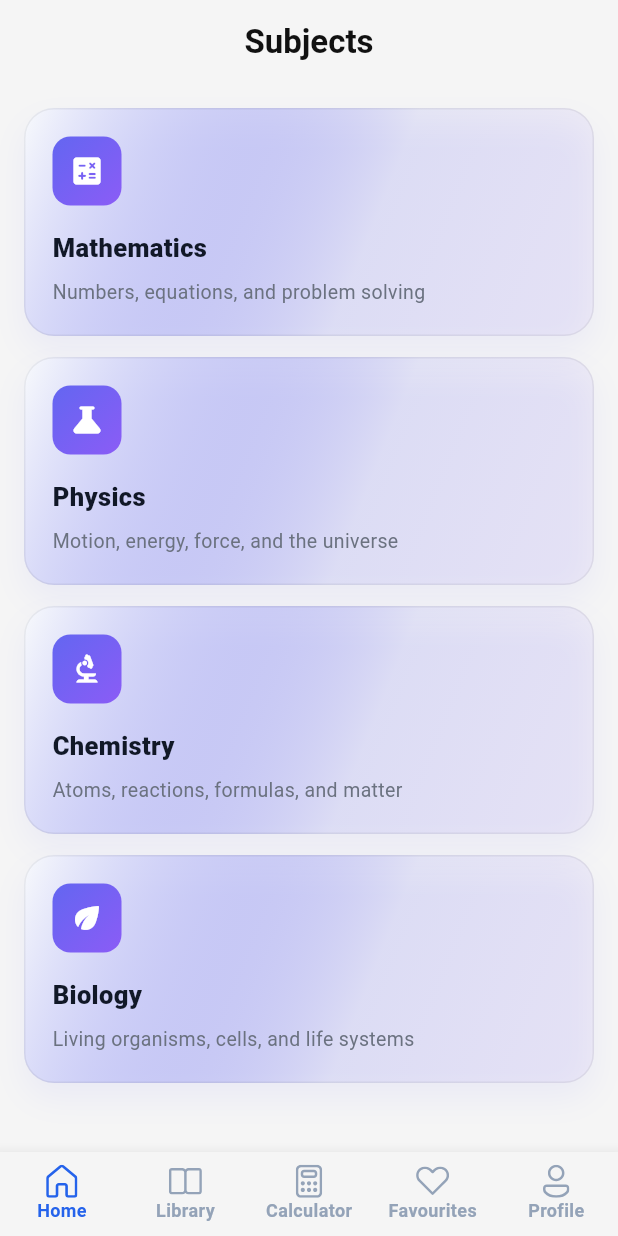
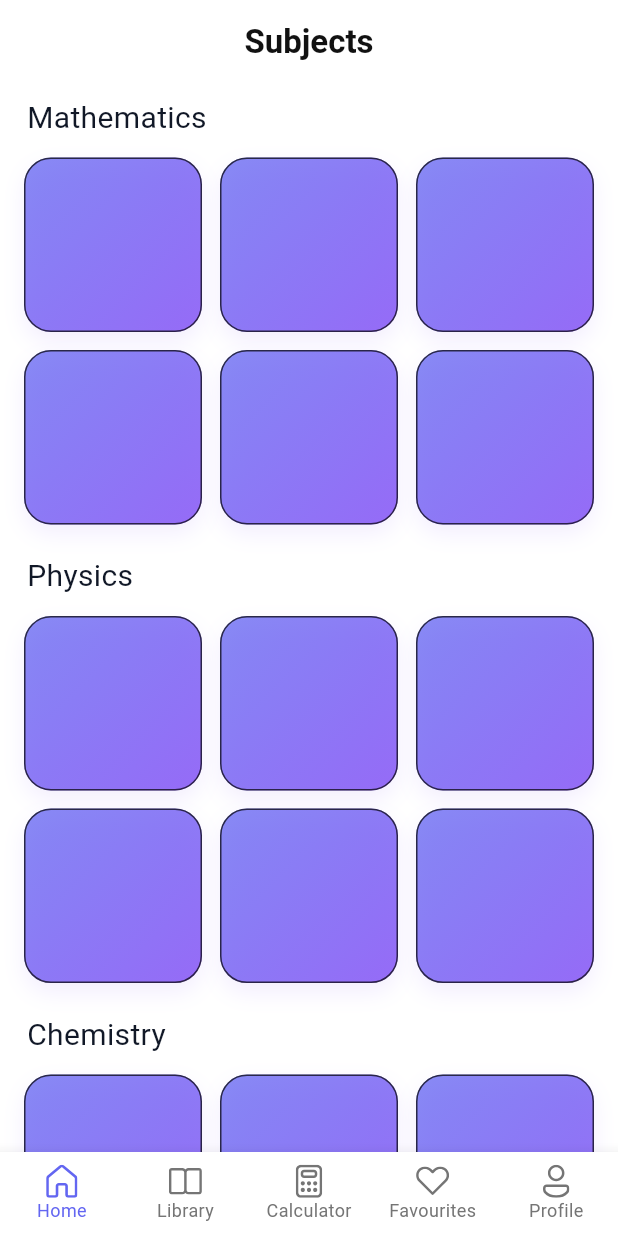
Before and after one commit to jaxongirofficial/ELearn-mobile, a Flutter app: the MainScreen screen opened directly, on a phone screen of 412 x 824 dp. Run offline on Flutter 3.47's test engine with Material 3 defaults, Android fonts, the phone set to English and light mode, and no system bars; our stand-ins replace flutter_svg.

Commit message:
fixed card ui

```diff
--- a/lib/core/presentation/main_screen.dart
+++ b/lib/core/presentation/main_screen.dart
@@ -1,3 +1,4 @@
+import 'package:elearn_mobile/core/theme/theme_extensions.dart';
 import 'package:elearn_mobile/features/calculator/presentation/calculator_page.dart';
 import 'package:elearn_mobile/features/favourites/presentation/pages/favourites_page.dart';
 import 'package:elearn_mobile/features/home/presentation/pages/home_page.dart';
@@ -14,11 +15,8 @@ class MainScreen extends StatefulWidget {
 }
 
 class _MainScreenState extends State<MainScreen> {
-  static const _selectedColor = Color(0xFF2563EB);
-  static const _unselectedColor = Color(0xFF94A3B8);
   static const _labelStyle = TextStyle(
     fontSize: 12,
-    fontWeight: FontWeight.w600,
   );
 
   int _currentIndex = 0;
@@ -31,7 +29,12 @@ class _MainScreenState extends State<MainScreen> {
     ProfilePage(),
   ];
 
-  Widget _navSvgIcon(String assetPath, int index) {
+  Widget _navSvgIcon(
+    String assetPath,
+    int index,
+    Color selectedColor,
+    Color unselectedColor,
+  ) {
     final isSelected = _currentIndex == index;
 
     return SvgPicture.asset(
@@ -39,7 +42,7 @@ class _MainScreenState extends State<MainScreen> {
       width: 22,
       height: 22,
       colorFilter: ColorFilter.mode(
-        isSelected ? _selectedColor : _unselectedColor,
+        isSelected ? selectedColor : unselectedColor,
         BlendMode.srcIn,
       ),
     );
@@ -47,13 +50,20 @@ class _MainScreenState extends State<MainScreen> {
 
   @override
   Widget build(BuildContext context) {
+    final theme = Theme.of(context);
+    final colors = theme.extension<AppCustomColors>()!;
+    final backgroundColor = theme.colorScheme.background;
+    final selectedColor = colors.subjectCardIconStart;
+    final unselectedColor = colors.description;
+
     return Scaffold(
+      backgroundColor: backgroundColor,
       body: IndexedStack(index: _currentIndex, children: _pages),
-
       bottomNavigationBar: BottomNavigationBar(
+        backgroundColor: backgroundColor,
         currentIndex: _currentIndex,
-        selectedItemColor: _selectedColor,
-        unselectedItemColor: _unselectedColor,
+        selectedItemColor: selectedColor,
+        unselectedItemColor: unselectedColor,
         selectedFontSize: 12,
         unselectedFontSize: 12,
         selectedLabelStyle: _labelStyle,
@@ -63,28 +73,51 @@ class _MainScreenState extends State<MainScreen> {
             _currentIndex = index;
           });
         },
-
         type: BottomNavigationBarType.fixed,
-
         items: [
           BottomNavigationBarItem(
-            icon: _navSvgIcon('assets/icons/home.svg', 0),
+            icon: _navSvgIcon(
+              'assets/icons/home.svg',
+              0,
+              selectedColor,
+              unselectedColor,
+            ),
             label: 'Home',
           ),
           BottomNavigationBarItem(
-            icon: _navSvgIcon('assets/icons/library.svg', 1),
+            icon: _navSvgIcon(
+              'assets/icons/library.svg',
+              1,
+              selectedColor,
+              unselectedColor,
+            ),
             label: 'Library',
           ),
           BottomNavigationBarItem(
-            icon: _navSvgIcon('assets/icons/calculator.svg', 2),
+            icon: _navSvgIcon(
+              'assets/icons/calculator.svg',
+              2,
+              selectedColor,
+              unselectedColor,
+            ),
             label: 'Calculator',
           ),
           BottomNavigationBarItem(
-            icon: _navSvgIcon('assets/icons/favorite.svg', 3),
+            icon: _navSvgIcon(
+              'assets/icons/favorite.svg',
+              3,
+              selectedColor,
+              unselectedColor,
+            ),
             label: 'Favourites',
           ),
           BottomNavigationBarItem(
-            icon: _navSvgIcon('assets/icons/person.svg', 4),
+            icon: _navSvgIcon(
+              'assets/icons/person.svg',
+              4,
+              selectedColor,
+              unselectedColor,
+            ),
             label: 'Profile',
           ),
         ],
--- a/lib/core/theme/app_theme.dart
+++ b/lib/core/theme/app_theme.dart
@@ -18,6 +18,13 @@ class AppTheme {
       onSurface: AppColors.n900,
       error: AppColors.error,
       onError: Colors.white,
+    ),
+    appBarTheme: const AppBarTheme(
+      backgroundColor: AppColors.n0,
+      foregroundColor: AppColors.n900,
+      surfaceTintColor: Colors.transparent,
+      elevation: 0,
+      centerTitle: true,
     ),
     textTheme: AppTextTheme.light,
     extensions: [
@@ -52,6 +59,13 @@ class AppTheme {
       error: AppColors.error,
       onError: Colors.black,
     ),
+    appBarTheme: const AppBarTheme(
+      backgroundColor: AppColors.dn0,
+      foregroundColor: AppColors.dn900,
+      surfaceTintColor: Colors.transparent,
+      elevation: 0,
+      centerTitle: true,
+    ),
     textTheme: AppTextTheme.dark,
     extensions: [
       AppCustomColors(
--- a/lib/features/home/presentation/pages/home_page.dart
+++ b/lib/features/home/presentation/pages/home_page.dart
@@ -1,140 +1,126 @@
 import 'package:elearn_mobile/core/theme/theme_extensions.dart';
 import 'package:flutter/material.dart';
+
+typedef _SubjectSection =
+    ({
+      String title,
+    });
 
 class HomePage extends StatelessWidget {
   const HomePage({super.key});
 
-  @override
-  Widget build(BuildContext context) {
-    final subjects = <({IconData icon, String title, String description})>[
+  static final List<_SubjectSection> _sections = [
     (
-        icon: Icons.calculate_rounded,
       title: 'Mathematics',
-        description: 'Numbers, equations, and problem solving',
     ),
     (
-        icon: Icons.science_rounded,
       title: 'Physics',
-        description: 'Motion, energy, force, and the universe',
     ),
     (
-        icon: Icons.biotech_rounded,
       title: 'Chemistry',
-        description: 'Atoms, reactions, formulas, and matter',
     ),
     (
-        icon: Icons.eco_rounded,
       title: 'Biology',
-        description: 'Living organisms, cells, and life systems',
     ),
   ];
 
+  @override
+  Widget build(BuildContext context) {
+    final theme = Theme.of(context);
+    final backgroundColor = theme.colorScheme.background;
+
     return Scaffold(
-      appBar: AppBar(title: const Text('Subjects'), centerTitle: true),
-      body: ListView.builder(
-        padding: const EdgeInsets.fromLTRB(16, 16, 16, 24),
-        itemCount: subjects.length,
+      backgroundColor: backgroundColor,
+      appBar: AppBar(
+        title: const Text('Subjects'),
+        centerTitle: true,
+        backgroundColor: backgroundColor,
+        surfaceTintColor: Colors.transparent,
+        elevation: 0,
+      ),
+      body: ListView.separated(
+        padding: const EdgeInsets.fromLTRB(16, 8, 16, 24),
+        itemCount: _sections.length,
+        separatorBuilder: (_, __) => const SizedBox(height: 20),
         itemBuilder: (context, index) {
-          final subject = subjects[index];
-          return Padding(
-            padding: const EdgeInsets.only(bottom: 14),
-            child: SubjectCard(
-              iconName: subject.icon,
-              title: subject.title,
-              description: subject.description,
-            ),
-          );
+          final section = _sections[index];
+          return _SubjectSectionBlock(section: section);
         },
       ),
     );
   }
 }
 
-class SubjectCard extends StatelessWidget {
-  final IconData iconName;
-  final String title;
-  final String description;
+class _SubjectSectionBlock extends StatelessWidget {
+  const _SubjectSectionBlock({required this.section});
 
-  const SubjectCard({
-    super.key,
-    required this.iconName,
-    required this.title,
-    required this.description,
-  });
+  final _SubjectSection section;
 
   @override
   Widget build(BuildContext context) {
-    final customColors = Theme.of(context).extension<AppCustomColors>()!;
-    final isDark = Theme.of(context).brightness == Brightness.dark;
+    final theme = Theme.of(context);
+    final colors = theme.extension<AppCustomColors>()!;
 
-    return Container(
+    return Column(
+      crossAxisAlignment: CrossAxisAlignment.start,
+      children: [
+        Padding(
+          padding: const EdgeInsets.only(left: 2, bottom: 12),
+          child: Text(
+            section.title,
+            style: TextStyle(
+              fontSize: 20,
+              color: colors.subjectCardTitle,
+            ),
+          ),
+        ),
+        GridView.builder(
+          shrinkWrap: true,
+          physics: const NeverScrollableScrollPhysics(),
+          itemCount: 6,
+          gridDelegate: const SliverGridDelegateWithFixedCrossAxisCount(
+            crossAxisCount: 3,
+            crossAxisSpacing: 12,
+            mainAxisSpacing: 12,
+            childAspectRatio: 1.02,
+          ),
+          itemBuilder: (context, index) {
+            return const _SubjectGridCard();
+          },
+        ),
+      ],
+    );
+  }
+}
+
+class _SubjectGridCard extends StatelessWidget {
+  const _SubjectGridCard();
+
+  @override
+  Widget build(BuildContext context) {
+    final theme = Theme.of(context);
+    final colors = theme.extension<AppCustomColors>()!;
+    final isDark = theme.brightness == Brightness.dark;
+
+    return DecoratedBox(
       decoration: BoxDecoration(
+        borderRadius: BorderRadius.circular(18),
         gradient: LinearGradient(
           begin: Alignment.topLeft,
           end: Alignment.bottomRight,
           colors: [
-            customColors.subjectCardBackground.withOpacity(isDark ? 0.96 : 1),
-            customColors.subjectCardIconStart.withOpacity(isDark ? 0.20 : 0.10),
-            customColors.subjectCardIconEnd.withOpacity(isDark ? 0.14 : 0.06),
+            colors.subjectCardIconStart.withOpacity(isDark ? 0.68 : 0.76),
+            colors.subjectCardIconEnd.withOpacity(isDark ? 0.82 : 0.9),
           ],
-          stops: const [0.0, 0.6, 1.0],
         ),
-        borderRadius: BorderRadius.circular(20),
-        border: Border.all(color: customColors.subjectCardBorder),
+        border: Border.all(
+          color: colors.subjectCardBorder.withOpacity(isDark ? 0.45 : 0.7),
+        ),
         boxShadow: [
           BoxShadow(
-            color: customColors.subjectCardIconStart.withOpacity(
-              isDark ? 0.14 : 0.08,
-            ),
-            blurRadius: 18,
-            offset: const Offset(0, 10),
-          ),
-        ],
-      ),
-      padding: const EdgeInsets.all(18),
-      child: Column(
-        crossAxisAlignment: CrossAxisAlignment.start,
-        children: [
-          Container(
-            height: 46,
-            width: 46,
-            decoration: BoxDecoration(
-              borderRadius: BorderRadius.circular(12),
-              gradient: LinearGradient(
-                colors: [
-                  customColors.subjectCardIconStart,
-                  customColors.subjectCardIconEnd,
-                ],
-                begin: Alignment.topLeft,
-                end: Alignment.bottomRight,
-              ),
-            ),
-            child: Icon(
-              iconName,
-              color: customColors.subjectCardIconForeground,
-              size: 24,
-            ),
-          ),
-
-          const SizedBox(height: 16),
-          Text(
-            title,
-            style: TextStyle(
-              fontSize: 17,
-              fontWeight: FontWeight.w800,
-              color: customColors.subjectCardTitle,
-            ),
-          ),
-
-          const SizedBox(height: 8),
-
-          Text(
-            description,
-            style: TextStyle(
-              fontSize: 13,
-              height: 1.5,
-              color: customColors.subjectCardDescription,
-            ),
+            color: colors.subjectCardIconEnd.withOpacity(isDark ? 0.14 : 0.1),
+            blurRadius: 12,
+            offset: const Offset(0, 6),
           ),
         ],
       ),
--- /dev/null
+++ b/lib/features/home/presentation/pages/subject_detail_page.dart
@@ -0,0 +1,66 @@
+import 'package:elearn_mobile/core/theme/theme_extensions.dart';
+import 'package:flutter/material.dart';
+
+class SubjectDetailPage extends StatelessWidget {
+  const SubjectDetailPage({
+    super.key,
+    required this.title,
+    required this.subtitle,
+    required this.icon,
+  });
+
+  final String title;
+  final String subtitle;
+  final IconData icon;
+
+  @override
+  Widget build(BuildContext context) {
+    final theme = Theme.of(context);
+    final colors = theme.extension<AppCustomColors>()!;
+    final backgroundColor = theme.colorScheme.background;
+    final isDark = theme.brightness == Brightness.dark;
+
+    return Scaffold(
+      backgroundColor: backgroundColor,
+      appBar: AppBar(
+        title: Text(title),
+        backgroundColor: backgroundColor,
+        surfaceTintColor: Colors.transparent,
+        elevation: 0,
+      ),
+      body: Padding(
+        padding: const EdgeInsets.all(20),
+        child: Container(
+          width: double.infinity,
+          padding: const EdgeInsets.all(24),
+          decoration: BoxDecoration(
+            borderRadius: BorderRadius.circular(24),
+            gradient: LinearGradient(
+              begin: Alignment.topLeft,
+              end: Alignment.bottomRight,
+              colors: [
+                colors.subjectCardIconStart.withOpacity(isDark ? 0.68 : 0.78),
+                colors.subjectCardIconEnd.withOpacity(isDark ? 0.82 : 0.92),
+              ],
+            ),
+          ),
+          child: Column(
+            mainAxisAlignment: MainAxisAlignment.center,
+            children: [
+              Icon(icon, size: 40, color: colors.subjectCardIconForeground),
+              const SizedBox(height: 16),
+              Text(
+                subtitle,
+                textAlign: TextAlign.center,
+                style: TextStyle(
+                  fontSize: 18,
+                  color: colors.subjectCardIconForeground,
+                ),
+              ),
+            ],
+          ),
+        ),
+      ),
+    );
+  }
+}
```
Lines whose indentation alone changed are shown as unchanged.
